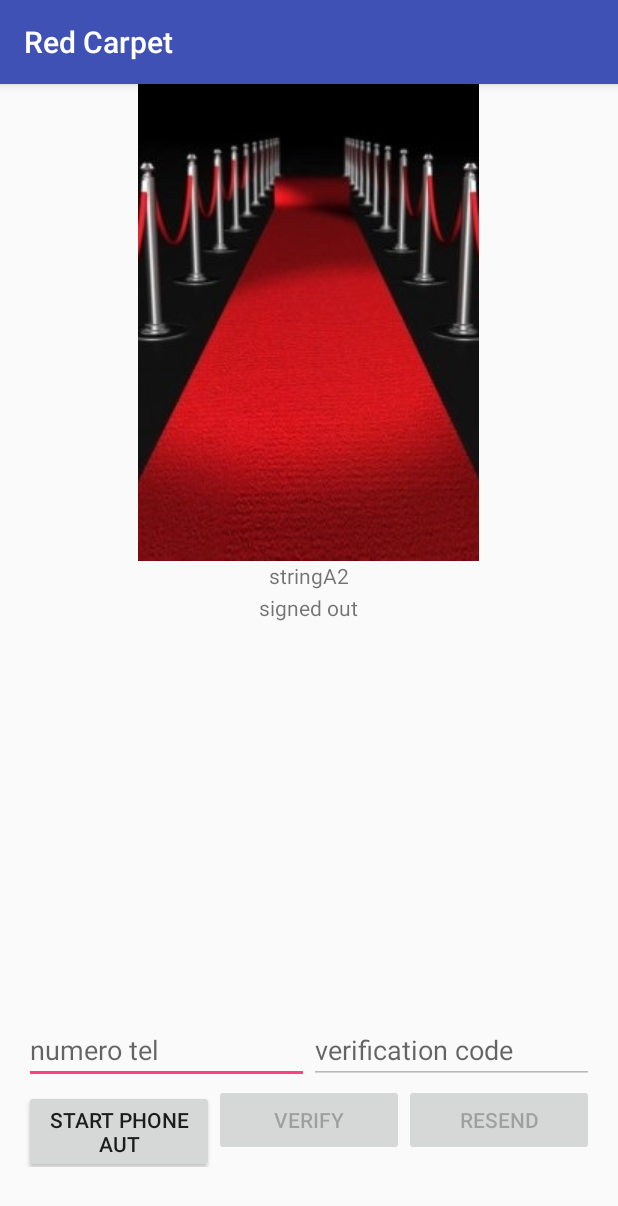
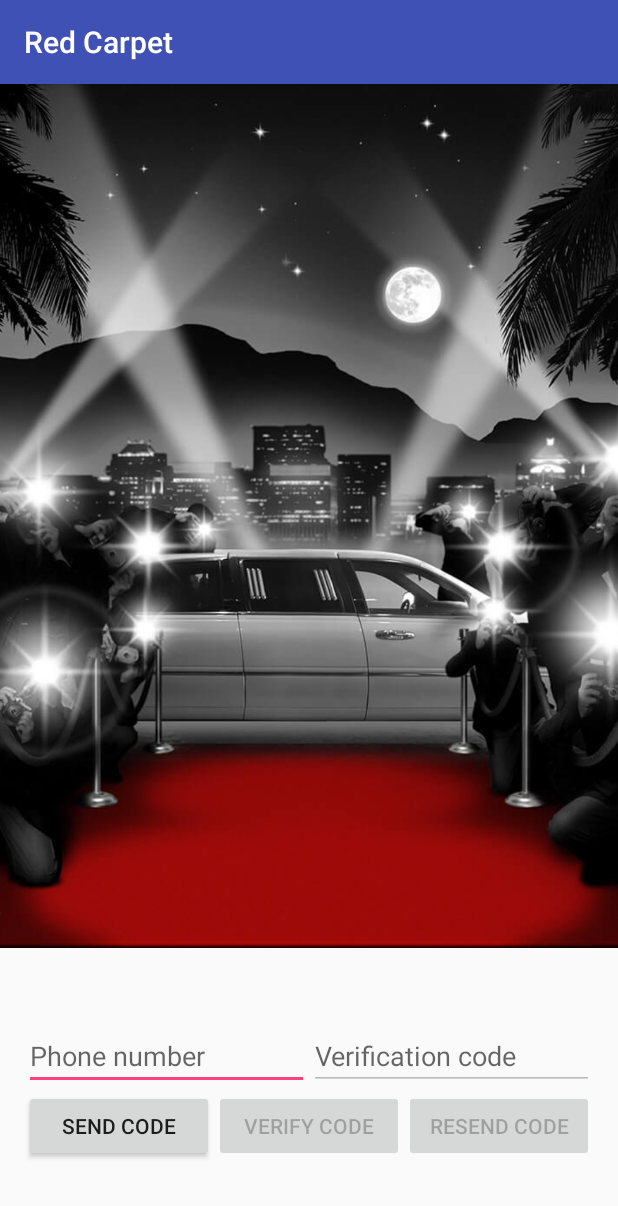
Before and after one commit to DiePharisaer/RedCarpet, an Android app: the screen it shows after launch (PhoneAuthActivity), on a phone screen of 412 x 824 dp. Shown: the top 1206 px of the screen. Run offline under Robolectric (Android 15) with nearby library versions, the phone set to English and light mode, and no system bars; our stand-ins replace Firebase (no records; nobody signed in at launch, a user with empty details on screens opened directly).

Commit message:
Strings and image change in phone auth activity

```diff
--- a/app/build.gradle
+++ b/app/build.gradle
@@ -16,6 +16,9 @@ android {
             minifyEnabled false
             proguardFiles getDefaultProguardFile('proguard-android.txt'), 'proguard-rules.pro'
         }
+    }
+    aaptOptions{
+        cruncherEnabled = false
     }
 }
 
--- a/app/src/main/res/layout/activity_phone_auth.xml
+++ b/app/src/main/res/layout/activity_phone_auth.xml
@@ -17,6 +17,7 @@
             android:id="@+id/icon"
             android:layout_width="wrap_content"
             android:layout_height="wrap_content"
+            android:scaleType="centerCrop"
             android:contentDescription="STRINGA1"
             android:src="@drawable/start_page_image" />
 
@@ -66,7 +67,7 @@
                     android:id="@+id/field_phone_number"
                     android:layout_width="0dp"
                     android:layout_height="wrap_content"
-                    android:hint="numero tel"
+                    android:hint="@string/phoneNumberText"
                     android:layout_weight="1.0"
                     android:inputType="phone"/>
 
@@ -74,7 +75,7 @@
                     android:id="@+id/field_verification_code"
                     android:layout_width="0dp"
                     android:layout_height="wrap_content"
-                    android:hint="verification code"
+                    android:hint="@string/verificationCodeText"
                     android:layout_weight="1.0"
                     android:inputType="number"/>
 
@@ -91,21 +92,21 @@
                     android:layout_width="0dp"
                     android:layout_height="wrap_content"
                     android:layout_weight="1.0"
-                    android:text="start phone aut"/>
+                    android:text="@string/beginAuthenticationText"/>
 
                 <Button
                     android:id="@+id/button_verify_phone"
                     android:layout_width="0dp"
                     android:layout_height="wrap_content"
                     android:layout_weight="1.0"
-                    android:text="verify"/>
+                    android:text="@string/verifyCodeText"/>
 
                 <Button
                     android:id="@+id/button_resend"
                     android:layout_width="0dp"
                     android:layout_height="wrap_content"
                     android:layout_weight="1.0"
-                    android:text="resend"/>
+                    android:text="@string/resendCodeText"/>
             </LinearLayout>
 
         </LinearLayout>
--- a/app/src/main/res/values/strings.xml
+++ b/app/src/main/res/values/strings.xml
@@ -6,4 +6,12 @@
 
     <string name="action_settings">Settings</string>
     <string name="title_activity_start">StartActivity</string>
+
+    <string name="phoneNumberText">Phone number</string>
+    <string name="verificationCodeText">Verification code</string>
+    <string name="beginAuthenticationText">Send Code</string>
+    <string name="verifyCodeText">Verify Code</string>
+    <string name="resendCodeText">Resend Code</string>
+
+
 </resources>
```
Also changed, not shown: app/src/main/res/drawable/start_page_image.png.
